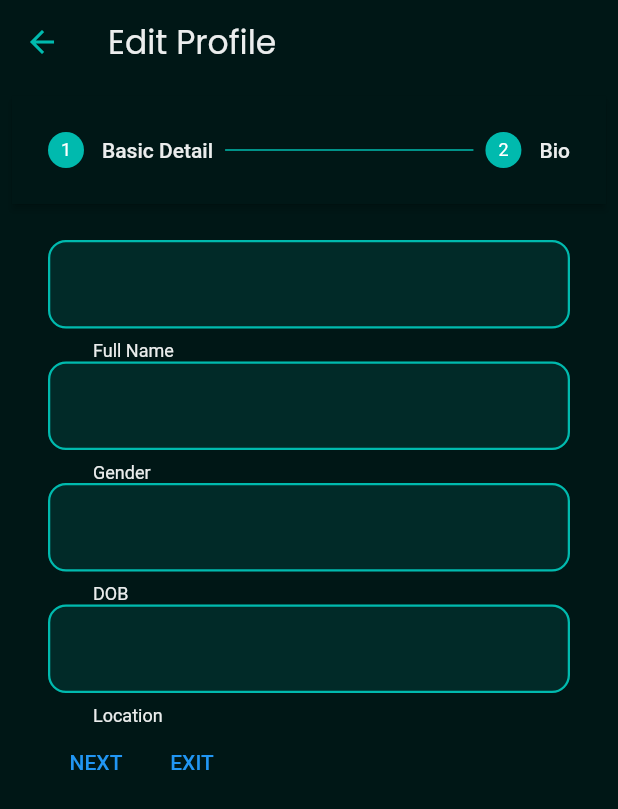
After one commit to VivekYadavDeveloper/Jobs, a Flutter app: the EditUserProfileScreen screen opened directly, on a phone screen of 412 x 824 dp. The commit adds this screen. Shown: the top 809 px of the screen. Run offline on Flutter 3.47's test engine with Material 2 defaults, Android fonts, the phone set to English and light mode, and no system bars; our stand-ins replace flutter_screenutil, font_awesome_flutter, google_fonts, otp_text_field; missing offline and left inert: flutter_stripe.

```diff
--- a/lib/main.dart
+++ b/lib/main.dart
@@ -1,6 +1,7 @@
 import 'package:flutter/material.dart';
 import 'package:flutter_screenutil/flutter_screenutil.dart';
 import 'package:flutter_stripe/flutter_stripe.dart';
+import 'package:google_fonts/google_fonts.dart';
 import 'package:inductus_jobs/app/app.color.constant.dart';
 import 'package:inductus_jobs/view/bottomNavigationBar/bottom.navigationbar.dart';
 import 'package:inductus_jobs/view/forgotPasswordScreen/forgot.password.screen.dart';
@@ -32,8 +33,12 @@ class MyApp extends StatelessWidget {
           return MaterialApp(
             title: 'Inductus Job',
             theme: ThemeData(
+              appBarTheme: AppBarTheme(
+                  backgroundColor: AppColors.primaryColor,
+                  iconTheme: IconThemeData(color: AppColors.activeColor)),
               primaryColor: AppColors.primaryColor,
               colorScheme: ColorScheme.fromSeed(seedColor: Colors.deepPurple),
+              fontFamily: GoogleFonts.poppins().fontFamily,
               useMaterial3: true,
             ),
             home: NavigationBarScreen(),
--- a/lib/view/Widgets/custom.textfield.widget.dart
+++ b/lib/view/Widgets/custom.textfield.widget.dart
@@ -17,6 +17,7 @@ class CustomTextField {
       controller: textEditingController,
       validator: validator,
       decoration: InputDecoration(
+        helperText: helperText,
         focusColor: AppColors.textFieldFillColor,
         hoverColor: AppColors.textFieldFillColor,
         fillColor: AppColors.textFieldFillColor,
@@ -25,7 +26,6 @@ class CustomTextField {
           horizontal: 30,
           vertical: 20,
         ),
-        helperText: helperText,
         helperStyle: TextStyle(color: AppColors.whiteColor),
         enabledBorder: OutlineInputBorder(
           borderRadius: const BorderRadius.all(
--- /dev/null
+++ b/lib/view/editUserProfile/edit.user.profile.dart
@@ -0,0 +1,173 @@
+import 'package:flutter/material.dart';
+import 'package:font_awesome_flutter/font_awesome_flutter.dart';
+import 'package:google_fonts/google_fonts.dart';
+import 'package:inductus_jobs/view/Widgets/custom.textfield.widget.dart';
+
+import '../../app/app.color.constant.dart';
+
+class EditUserProfileScreen extends StatefulWidget {
+  const EditUserProfileScreen({super.key});
+
+  @override
+  State<EditUserProfileScreen> createState() => _EditUserProfileScreenState();
+}
+
+class _EditUserProfileScreenState extends State<EditUserProfileScreen> {
+  final TextEditingController userName = TextEditingController();
+  final TextEditingController selectUserGender = TextEditingController();
+  final TextEditingController dateOfBirth = TextEditingController();
+  final TextEditingController locationSelection = TextEditingController();
+  final TextEditingController userBio = TextEditingController();
+
+  int _currentIndex = 0;
+  StepperType stepperType = StepperType.horizontal;
+
+  @override
+  Widget build(BuildContext context) {
+    return Scaffold(
+      backgroundColor: AppColors.primaryColor,
+      // floatingActionButton: FloatingActionButton(
+      //   onPressed: switchStepper,
+      //   child: const FaIcon(FontAwesomeIcons.arrowRight),
+      // ),
+      appBar: AppBar(
+        // leading: Center(
+        //   child: InkWell(
+        //       onTap: () {
+        //         Navigator.pop(context);
+        //       },
+        //       child: FaIcon(FontAwesomeIcons.arrowLeft)),
+        // ),
+        backgroundColor: AppColors.primaryColor,
+        title: Text(
+          "Edit Profile",
+          style: GoogleFonts.poppins(
+              textStyle: TextStyle(color: AppColors.whiteColor)),
+        ),
+      ),
+      body: LayoutBuilder(builder: (context, BoxConstraints constraints) {
+        return Padding(
+          padding: const EdgeInsets.all(8.0),
+          child: Expanded(
+            child: Theme(
+              data: ThemeData(
+                canvasColor: AppColors.primaryColor,
+                colorScheme: Theme.of(context).colorScheme.copyWith(
+                      primary: AppColors.activeColor,
+                      background: Colors.red,
+                      secondary: Colors.green,
+                    ),
+              ),
+              child: Stepper(
+                controlsBuilder: (BuildContext context, _) {
+                  return Row(
+                    children: <Widget>[
+                      TextButton(
+                        onPressed: continued,
+                        child: const Text(
+                          'NEXT',
+                          style: TextStyle(color: Colors.blue),
+                        ),
+                      ),
+                      TextButton(
+                        onPressed: cancel,
+                        child: const Text(
+                          'EXIT',
+                          style: TextStyle(color: Colors.blue),
+                        ),
+                      ),
+                    ],
+                  );
+                },
+                type: stepperType,
+                onStepTapped: (step) => tapped(step),
+                currentStep: _currentIndex,
+                onStepContinue: continued,
+                onStepCancel: cancel,
+                physics: const ScrollPhysics(),
+                steps: <Step>[
+                  //**** Basic Information
+                  Step(
+                    title: Text(
+                      "Basic Detail",
+                      style: TextStyle(color: AppColors.whiteColor),
+                    ),
+                    content: Column(
+                      mainAxisAlignment: MainAxisAlignment.center,
+                      crossAxisAlignment: CrossAxisAlignment.center,
+                      children: <Widget>[
+                        CustomTextField.customTextField(
+                          helperText: "Full Name",
+                          textEditingController: userName,
+                          textInputType: TextInputType.name,
+                        ),
+                        CustomTextField.customTextField(
+                          helperText: "Gender",
+                          textEditingController: selectUserGender,
+                          textInputType: TextInputType.name,
+                        ),
+                        CustomTextField.customTextField(
+                          helperText: "DOB",
+                          textEditingController: dateOfBirth,
+                          textInputType: TextInputType.datetime,
+                        ),
+                        CustomTextField.customTextField(
+                          helperText: "Location",
+                          textEditingController: locationSelection,
+                          textInputType: TextInputType.name,
+                        ),
+                      ],
+                    ),
+                    isActive: _currentIndex >= 0,
+                    state: _currentIndex >= 1
+                        ? StepState.complete
+                        : StepState.disabled,
+                  ),
+                  //**** Bio Section
+                  Step(
+                    title: Text(
+                      "Bio",
+                      style: TextStyle(color: AppColors.whiteColor),
+                    ),
+                    content: Column(
+                      children: <Widget>[
+                        CustomTextField.customTextField(
+                            textEditingController: userBio,
+                            textInputType: TextInputType.text,
+                            helperText: "Bio (Max 500 Word)"),
+                      ],
+                    ),
+                    isActive: _currentIndex >= 0,
+                    state: _currentIndex >= 2
+                        ? StepState.complete
+                        : StepState.disabled,
+                  ),
+                ],
+              ),
+            ),
+          ),
+        );
+      }),
+    );
+  }
+
+  switchStepper() {
+    setState(() => stepperType == StepperType.horizontal
+        ? stepperType = StepperType.vertical
+        : stepperType = StepperType.horizontal);
+  }
+
+  tapped(int step) {
+    setState(() {
+      _currentIndex = step;
+    });
+  }
+
+  continued() {
+    _currentIndex < 2 ? setState(() => _currentIndex += 1) : null;
+  }
+
+  cancel() {
+    _currentIndex > 0 ? setState(() => _currentIndex -= 1) : null;
+  }
+}
--- a/lib/view/profileScreen/profile.screen.dart
+++ b/lib/view/profileScreen/profile.screen.dart
@@ -3,6 +3,7 @@ import 'package:flutter_screenutil/flutter_screenutil.dart';
 import 'package:font_awesome_flutter/font_awesome_flutter.dart';
 import 'package:google_fonts/google_fonts.dart';
 import 'package:inductus_jobs/app/app.color.constant.dart';
+import 'package:inductus_jobs/view/editUserProfile/edit.user.profile.dart';
 
 class ProfileScreen extends StatefulWidget {
   const ProfileScreen({super.key});
@@ -26,7 +27,6 @@ class _ProfileScreenState extends State<ProfileScreen> {
               FontAwesomeIcons.arrowLeft,
               color: AppColors.activeColor,
             )),
-        backgroundColor: AppColors.primaryColor,
         title: Text(
           "Profile",
           style: GoogleFonts.roboto(
@@ -95,7 +95,13 @@ class _ProfileScreenState extends State<ProfileScreen> {
                         ),
                         //**** Update Profile Section ****//
                         ElevatedButton(
-                          onPressed: () {},
+                          onPressed: () {
+                            Navigator.push(
+                                context,
+                                MaterialPageRoute(
+                                    builder: (context) =>
+                                        const EditUserProfileScreen()));
+                          },
                           style: ButtonStyle(
                               shape: MaterialStateProperty.all<
                                       RoundedRectangleBorder>(
```
